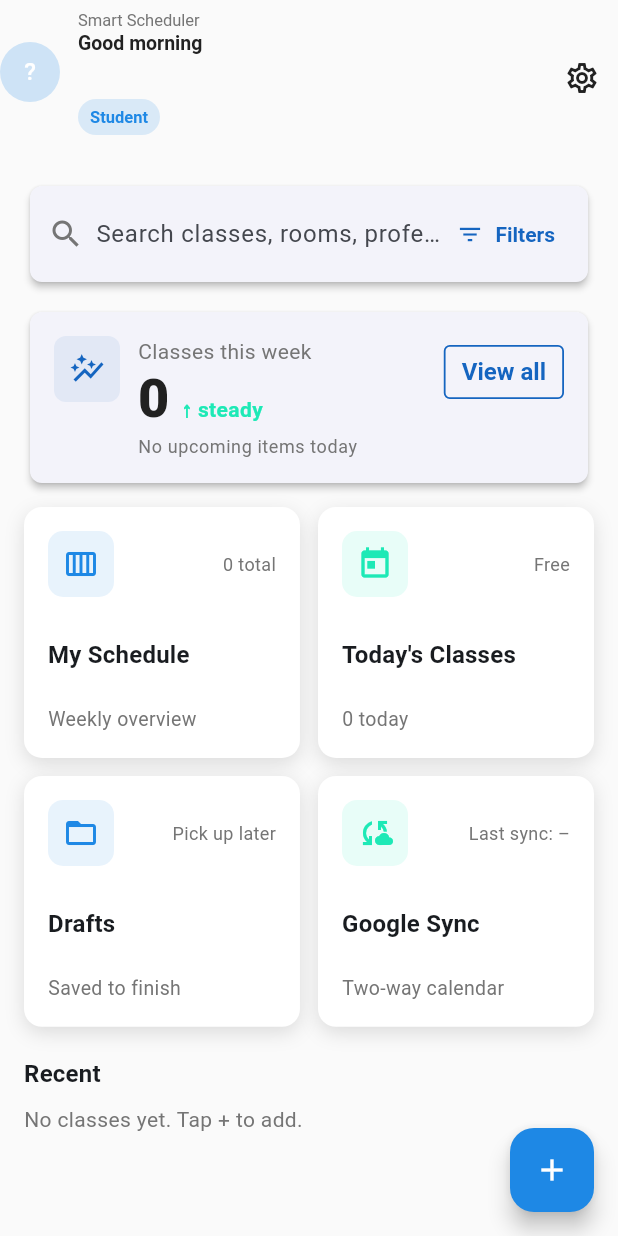
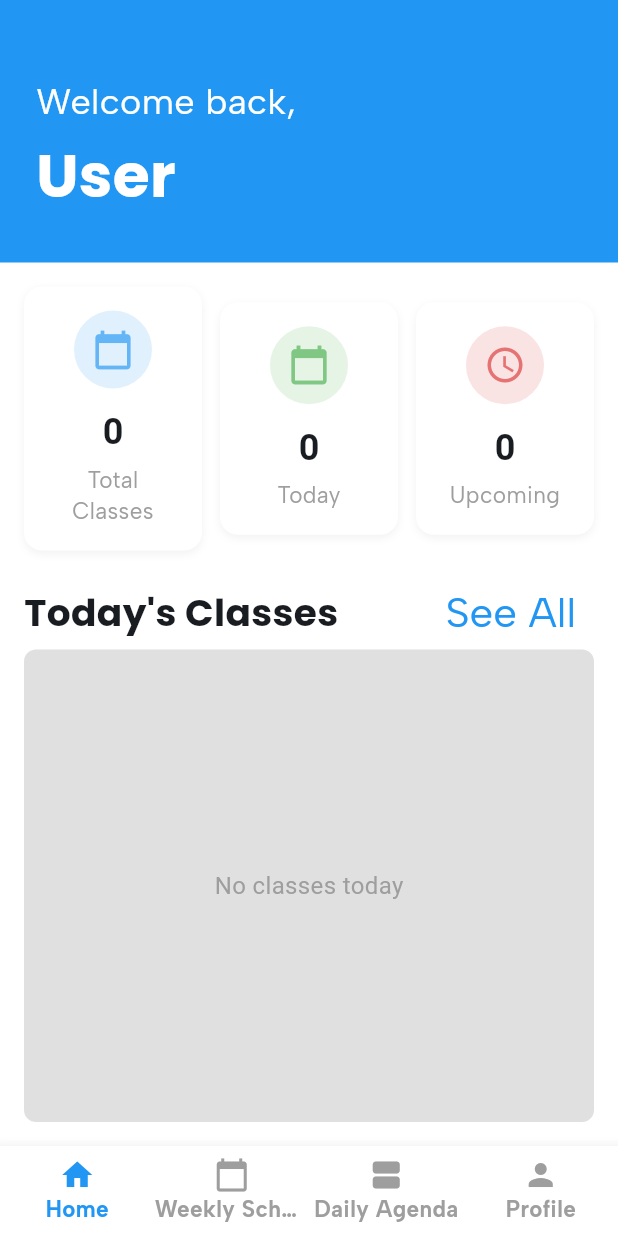
Before and after one commit to Day-Ones/EDUSYNC-DayOnes, a Flutter app: the DashboardScreen screen opened by its route, on a phone screen of 412 x 824 dp. Run offline on Flutter 3.47's test engine with Material 3 defaults, Android fonts, the phone set to English and light mode, and no system bars; our stand-ins replace email_validator, flutter_colorpicker, flutter_local_notifications, flutter_secure_storage, google_fonts, google_sign_in and 2 more; accounts and stored records are empty.

Commit message:
Redesign student dashboard to match mockup with proper typography

```diff
--- a/lib/screens/dashboard_screen.dart
+++ b/lib/screens/dashboard_screen.dart
@@ -1,16 +1,10 @@
 import 'package:flutter/material.dart';
-import 'package:characters/characters.dart';
 import 'package:provider/provider.dart';
+import 'package:google_fonts/google_fonts.dart';
 import '../models/user.dart';
 import '../providers/auth_provider.dart';
 import '../providers/class_provider.dart';
-import '../theme/app_theme.dart';
-import '../widgets/nav_card.dart';
-import '../widgets/stat_card.dart';
-import 'add_edit_class_screen.dart';
-import 'calendar_settings_screen.dart';
 import 'daily_view_screen.dart';
-import 'search_filter_screen.dart';
 import 'weekly_view_screen.dart';
 import 'profile_screen.dart';
 
@@ -34,6 +28,8 @@ class _DashboardScreenState extends State<DashboardScreen> {
     }
   }
 
+  int _currentIndex = 0;
+
   @override
   Widget build(BuildContext context) {
     final auth = context.watch<AuthProvider>();
@@ -45,217 +41,272 @@ class _DashboardScreenState extends State<DashboardScreen> {
     }
 
     final isStudent = user.userType == UserType.student;
-    final roleColor = isStudent ? const Color(0xFF1E88E5) : const Color(0xFF0D47A1);
-    final accentColor = isStudent ? const Color(0xFF1DE9B6) : const Color(0xFF64B5F6);
-    final greeting = _greeting();
     final todayClasses = classes.where((c) => c.daysOfWeek.contains(DateTime.now().weekday)).toList();
-    final next = _nextClass(todayClasses);
-    final totalThisWeek = classes.length;
+    final upcomingClasses = _getUpcomingClasses(todayClasses);
 
     return Scaffold(
-      backgroundColor: AppColors.background,
-      appBar: AppBar(
-        automaticallyImplyLeading: false,
-        toolbarHeight: 104,
-        titleSpacing: 0,
-        title: Padding(
-          padding: const EdgeInsets.only(bottom: 8),
-          child: Row(
+      backgroundColor: Colors.white,
+      body: Column(
         children: [
-              CircleAvatar(
-                backgroundColor: roleColor.withOpacity(0.2),
-                child: Text(user.fullName.isNotEmpty ? user.fullName.characters.first.toUpperCase() : '?', style: const TextStyle(color: Colors.white)),
+          // Blue Header
+          Container(
+            width: double.infinity,
+            padding: const EdgeInsets.fromLTRB(24, 50, 24, 30),
+            decoration: const BoxDecoration(
+              color: Color(0xFF2196F3),
             ),
-              const SizedBox(width: 12),
-              Expanded(
             child: Column(
               crossAxisAlignment: CrossAxisAlignment.start,
-                  mainAxisAlignment: MainAxisAlignment.center,
               children: [
-                    const Text('Smart Scheduler', style: TextStyle(color: AppColors.textSecondary, fontSize: 11)),
-                    Text(greeting, style: const TextStyle(fontWeight: FontWeight.w600, fontSize: 13)),
-                    Text(user.fullName, style: const TextStyle(fontWeight: FontWeight.w800, fontSize: 18), maxLines: 1, overflow: TextOverflow.ellipsis),
-                    const SizedBox(height: 6),
-                    Align(
-                      alignment: Alignment.centerLeft,
-                      child: Container(
-                        padding: const EdgeInsets.symmetric(horizontal: 8, vertical: 5),
-                        decoration: BoxDecoration(
-                          color: roleColor.withOpacity(0.15),
-                          borderRadius: BorderRadius.circular(12),
+                Text(
+                  'Welcome back,',
+                  style: GoogleFonts.albertSans(
+                    color: Colors.white,
+                    fontSize: 24,
+                    fontWeight: FontWeight.w400,
                   ),
-                        child: Text(isStudent ? 'Student' : 'Faculty', style: TextStyle(color: roleColor, fontWeight: FontWeight.w700, fontSize: 11)),
+                ),
+                const SizedBox(height: 4),
+                Text(
+                  user.fullName.isNotEmpty ? user.fullName : 'User',
+                  style: GoogleFonts.poppins(
+                    color: Colors.white,
+                    fontSize: 40,
+                    fontWeight: FontWeight.w700,
                   ),
                 ),
               ],
             ),
           ),
-            ],
+
+          // Stats Cards
+          Padding(
+            padding: const EdgeInsets.all(16),
+            child: Row(
+              children: [
+                Expanded(
+                  child: _buildStatCard(
+                    icon: Icons.calendar_today,
+                    iconColor: const Color(0xFF64B5F6),
+                    value: classes.length.toString(),
+                    label: 'Total Classes',
                   ),
                 ),
-        actions: [
-          IconButton(
-            tooltip: 'Profile & Settings',
-            icon: const Icon(Icons.settings_outlined),
-            onPressed: () => Navigator.pushNamed(context, ProfileScreen.routeName),
-          )
-        ],
-      ),
-      floatingActionButton: FloatingActionButton(
-        onPressed: () => _showQuickActions(context, isStudent),
-        backgroundColor: roleColor,
-        child: const Icon(Icons.add, color: Colors.white),
-      ),
-      body: SafeArea(
-        child: SingleChildScrollView(
-          padding: const EdgeInsets.all(16),
-          child: Column(
-            crossAxisAlignment: CrossAxisAlignment.start,
-            children: [
-              _buildSearchBar(context),
-              const SizedBox(height: 12),
-              StatCard(
-                title: isStudent ? 'Classes this week' : 'Lectures this week',
-                value: totalThisWeek.toString(),
-                subtitle: next != null ? 'Next: ${next.name} at ${_formatTime(context, next.startTime)}' : 'No upcoming items today',
-                icon: Icons.auto_graph,
-                trend: '↑ steady',
-                trendColor: accentColor,
-                actionLabel: 'View all',
-                onAction: () => Navigator.pushNamed(context, WeeklyViewScreen.routeName),
-              ),
-              const SizedBox(height: 12),
-              GridView.count(
-                shrinkWrap: true,
-                crossAxisCount: 2,
-                crossAxisSpacing: 12,
-                mainAxisSpacing: 12,
-                childAspectRatio: 1.1,
-                physics: const NeverScrollableScrollPhysics(),
-                children: [
-                  NavCard(
-                    title: isStudent ? 'My Schedule' : 'Teaching Schedule',
-                    icon: Icons.calendar_view_week,
-                    subtitle: 'Weekly overview',
-                    meta: '${classes.length} total',
-                    accent: roleColor,
-                    onTap: () => Navigator.pushNamed(context, WeeklyViewScreen.routeName),
-                  ),
-                  NavCard(
-                    title: isStudent ? "Today's Classes" : "Today's Lectures",
-                    icon: Icons.today,
-                    subtitle: '${todayClasses.length} today',
-                    meta: next != null ? 'Next ${_formatTime(context, next.startTime)}' : 'Free',
-                    accent: accentColor,
-                    onTap: () => Navigator.pushNamed(context, DailyViewScreen.routeName),
-                  ),
-                  NavCard(
-                    title: 'Drafts',
-                    icon: Icons.folder_open,
-                    subtitle: 'Saved to finish',
-                    meta: 'Pick up later',
-                    accent: roleColor,
-                    onTap: () => Navigator.pushNamed(context, AddEditClassScreen.routeName),
-                  ),
-                  NavCard(
-                    title: 'Google Sync',
-                    icon: Icons.cloud_sync,
-                    subtitle: 'Two-way calendar',
-                    meta: 'Last sync: –',
-                    accent: accentColor,
-                    onTap: () => Navigator.pushNamed(context, CalendarSettingsScreen.routeName),
-                  ),
-                ],
-              ),
-              const SizedBox(height: 20),
-              Text('Recent', style: Theme.of(context).textTheme.titleMedium?.copyWith(fontWeight: FontWeight.w700)),
-              const SizedBox(height: 8),
-              if (classes.isEmpty)
-                const Text('No classes yet. Tap + to add.', style: TextStyle(color: AppColors.textSecondary)),
-              ...classes.take(4).map((c) {
-                final status = _statusLabel(c);
-                final statusColor = _statusColor(status);
-                return Card(
-                  child: ListTile(
-                    onTap: () => Navigator.pushNamed(context, DailyViewScreen.routeName),
-                    leading: CircleAvatar(backgroundColor: c.color, child: const Icon(Icons.book, color: Colors.white)),
-                    title: Text(c.name, style: const TextStyle(fontWeight: FontWeight.w700)),
-                    subtitle: Text('${_formatTime(context, c.startTime)} - ${_formatTime(context, c.endTime)} | ${c.location}'),
-                    trailing: Column(
-                      mainAxisAlignment: MainAxisAlignment.center,
-                      crossAxisAlignment: CrossAxisAlignment.end,
-                      children: [
-                        Container(
-                          padding: const EdgeInsets.symmetric(horizontal: 8, vertical: 4),
-                          decoration: BoxDecoration(color: statusColor.withOpacity(0.15), borderRadius: BorderRadius.circular(10)),
-                          child: Text(status, style: TextStyle(color: statusColor, fontSize: 12, fontWeight: FontWeight.w700)),
-                        ),
-                        const SizedBox(height: 6),
-                        Text('${c.daysOfWeek.length} days/week', style: const TextStyle(fontSize: 11, color: AppColors.textSecondary)),
-                      ],
+                const SizedBox(width: 12),
+                Expanded(
+                  child: _buildStatCard(
+                    icon: Icons.calendar_today,
+                    iconColor: const Color(0xFF81C784),
+                    value: todayClasses.length.toString(),
+                    label: 'Today',
                   ),
                 ),
-                );
-              }),
-            ],
-          ),
-        ),
-      ),
-    );
-  }
-
-  Widget _buildSearchBar(BuildContext context) {
-    return Card(
-      elevation: 2,
-      child: Padding(
-        padding: const EdgeInsets.symmetric(horizontal: 12, vertical: 8),
-        child: Row(
-          children: [
-            const Icon(Icons.search, color: AppColors.textSecondary),
-            const SizedBox(width: 8),
+                const SizedBox(width: 12),
                 Expanded(
-              child: TextField(
-                decoration: const InputDecoration(
-                  border: InputBorder.none,
-                  hintText: 'Search classes, rooms, professors',
-                  contentPadding: EdgeInsets.symmetric(vertical: 10),
-                ),
-                onTap: () => Navigator.pushNamed(context, SearchFilterScreen.routeName),
-                readOnly: true,
-              ),
-            ),
-            TextButton.icon(
-              onPressed: () => Navigator.pushNamed(context, SearchFilterScreen.routeName),
-              icon: const Icon(Icons.filter_list),
-              label: const Text('Filters'),
-              style: TextButton.styleFrom(
-                padding: const EdgeInsets.symmetric(horizontal: 10, vertical: 10),
-                visualDensity: VisualDensity.compact,
-                alignment: Alignment.center,
+                  child: _buildStatCard(
+                    icon: Icons.access_time,
+                    iconColor: const Color(0xFFE57373),
+                    value: upcomingClasses.toString(),
+                    label: 'Upcoming',
                   ),
                 ),
               ],
             ),
           ),
+
+          // Today's Classes Section
+          Expanded(
+            child: Column(
+              crossAxisAlignment: CrossAxisAlignment.start,
+              children: [
+                Padding(
+                  padding: const EdgeInsets.symmetric(horizontal: 16),
+                  child: Row(
+                    mainAxisAlignment: MainAxisAlignment.spaceBetween,
+                    children: [
+                      Text(
+                        "Today's Classes",
+                        style: GoogleFonts.poppins(
+                          fontSize: 25,
+                          fontWeight: FontWeight.w700,
+                        ),
+                      ),
+                      TextButton(
+                        onPressed: () => Navigator.pushNamed(context, DailyViewScreen.routeName),
+                        child: Text(
+                          'See All',
+                          style: GoogleFonts.albertSans(
+                            color: const Color(0xFF2196F3),
+                            fontSize: 28,
+                            fontWeight: FontWeight.w400,
+                          ),
+                        ),
+                      ),
+                    ],
+                  ),
+                ),
+                Expanded(
+                  child: Container(
+                    margin: const EdgeInsets.symmetric(horizontal: 16),
+                    decoration: BoxDecoration(
+                      color: const Color(0xFFE0E0E0),
+                      borderRadius: BorderRadius.circular(8),
+                    ),
+                    child: todayClasses.isEmpty
+                        ? const Center(
+                            child: Text(
+                              'No classes today',
+                              style: TextStyle(
+                                color: Colors.grey,
+                                fontSize: 16,
+                              ),
+                            ),
+                          )
+                        : ListView.builder(
+                            padding: const EdgeInsets.all(8),
+                            itemCount: todayClasses.length,
+                            itemBuilder: (context, index) {
+                              final classItem = todayClasses[index];
+                              return Card(
+                                margin: const EdgeInsets.only(bottom: 8),
+                                child: ListTile(
+                                  leading: CircleAvatar(
+                                    backgroundColor: classItem.color,
+                                    child: const Icon(Icons.book, color: Colors.white, size: 20),
+                                  ),
+                                  title: Text(
+                                    classItem.name,
+                                    style: const TextStyle(fontWeight: FontWeight.bold),
+                                  ),
+                                  subtitle: Text(
+                                    '${_formatTime(context, classItem.startTime)} - ${_formatTime(context, classItem.endTime)}',
+                                  ),
+                                  trailing: Text(
+                                    classItem.location,
+                                    style: const TextStyle(fontSize: 12),
+                                  ),
+                                ),
+                              );
+                            },
+                          ),
+                  ),
+                ),
+                const SizedBox(height: 16),
+              ],
+            ),
+          ),
+        ],
+      ),
+      bottomNavigationBar: BottomNavigationBar(
+        currentIndex: _currentIndex,
+        onTap: (index) {
+          setState(() => _currentIndex = index);
+          switch (index) {
+            case 0:
+              // Home - already here
+              break;
+            case 1:
+              Navigator.pushNamed(context, WeeklyViewScreen.routeName);
+              break;
+            case 2:
+              Navigator.pushNamed(context, DailyViewScreen.routeName);
+              break;
+            case 3:
+              Navigator.pushNamed(context, ProfileScreen.routeName);
+              break;
+          }
+        },
+        type: BottomNavigationBarType.fixed,
+        selectedItemColor: const Color(0xFF2196F3),
+        unselectedItemColor: Colors.grey,
+        selectedLabelStyle: GoogleFonts.albertSans(
+          fontSize: 15,
+          fontWeight: FontWeight.w700,
+        ),
+        unselectedLabelStyle: GoogleFonts.albertSans(
+          fontSize: 15,
+          fontWeight: FontWeight.w700,
+        ),
+        items: const [
+          BottomNavigationBarItem(
+            icon: Icon(Icons.home),
+            label: 'Home',
+          ),
+          BottomNavigationBarItem(
+            icon: Icon(Icons.calendar_today),
+            label: 'Weekly Schedule',
+          ),
+          BottomNavigationBarItem(
+            icon: Icon(Icons.view_agenda),
+            label: 'Daily Agenda',
+          ),
+          BottomNavigationBarItem(
+            icon: Icon(Icons.person),
+            label: 'Profile',
+          ),
+        ],
+      ),
     );
   }
 
-  String _greeting() {
-    final hour = DateTime.now().hour;
-    if (hour < 12) return 'Good morning';
-    if (hour < 17) return 'Good afternoon';
-    return 'Good evening';
+  Widget _buildStatCard({
+    required IconData icon,
+    required Color iconColor,
+    required String value,
+    required String label,
+  }) {
+    return Container(
+      padding: const EdgeInsets.all(16),
+      decoration: BoxDecoration(
+        color: Colors.white,
+        borderRadius: BorderRadius.circular(12),
+        boxShadow: [
+          BoxShadow(
+            color: Colors.black.withOpacity(0.05),
+            blurRadius: 4,
+            offset: const Offset(0, 2),
+          ),
+        ],
+      ),
+      child: Column(
+        children: [
+          Container(
+            padding: const EdgeInsets.all(12),
+            decoration: BoxDecoration(
+              color: iconColor.withOpacity(0.2),
+              shape: BoxShape.circle,
+            ),
+            child: Icon(icon, color: iconColor, size: 28),
+          ),
+          const SizedBox(height: 12),
+          Text(
+            value,
+            style: const TextStyle(
+              fontSize: 24,
+              fontWeight: FontWeight.bold,
+            ),
+          ),
+          const SizedBox(height: 4),
+          Text(
+            label,
+            style: GoogleFonts.albertSans(
+              fontSize: 15,
+              fontWeight: FontWeight.w400,
+              color: Colors.grey,
+            ),
+            textAlign: TextAlign.center,
+          ),
+        ],
+      ),
+    );
   }
 
-  ClassModel? _nextClass(List<ClassModel> todays) {
-    if (todays.isEmpty) return null;
+  int _getUpcomingClasses(List<ClassModel> todays) {
     final now = TimeOfDay.now();
-    todays.sort((a, b) => _compareTime(a.startTime, b.startTime));
-    for (final c in todays) {
-      if (_compareTime(c.startTime, now) > 0) return c;
+    return todays.where((c) => _compareTime(c.startTime, now) > 0).length;
   }
-    return todays.first;
-  }
+
+
 
   int _compareTime(TimeOfDay a, TimeOfDay b) {
     final aMinutes = a.hour * 60 + a.minute;
@@ -272,46 +323,5 @@ class _DashboardScreenState extends State<DashboardScreen> {
     return '$hour:$minuteStr $period';
   }
 
-  String _statusLabel(ClassModel c) {
-    final now = TimeOfDay.now();
-    if (_compareTime(c.startTime, now) > 0) return 'Upcoming';
-    if (_compareTime(c.endTime, now) > 0) return 'In progress';
-    return 'Done';
+
 }
-
-  Color _statusColor(String status) {
-    switch (status) {
-      case 'In progress':
-        return AppColors.accent;
-      case 'Upcoming':
-        return AppColors.primary;
-      default:
-        return AppColors.textSecondary;
-    }
-  }
-
-  void _showQuickActions(BuildContext context, bool isStudent) {
-    showModalBottomSheet(
-      context: context,
-      shape: const RoundedRectangleBorder(borderRadius: BorderRadius.vertical(top: Radius.circular(16))),
-      builder: (_) => SafeArea(
-        child: Padding(
-          padding: const EdgeInsets.all(16),
-          child: Column(
-            mainAxisSize: MainAxisSize.min,
-            children: [
-              ListTile(
-                leading: const Icon(Icons.add_box_outlined),
-                title: Text(isStudent ? 'Add Class' : 'Add Lecture'),
-                onTap: () {
-                  Navigator.pop(context);
-                  Navigator.pushNamed(context, AddEditClassScreen.routeName);
-                },
-              ),
-            ],
-          ),
-        ),
-      ),
-    );
-  }
-}
```
Lines whose indentation alone changed are shown as unchanged.
